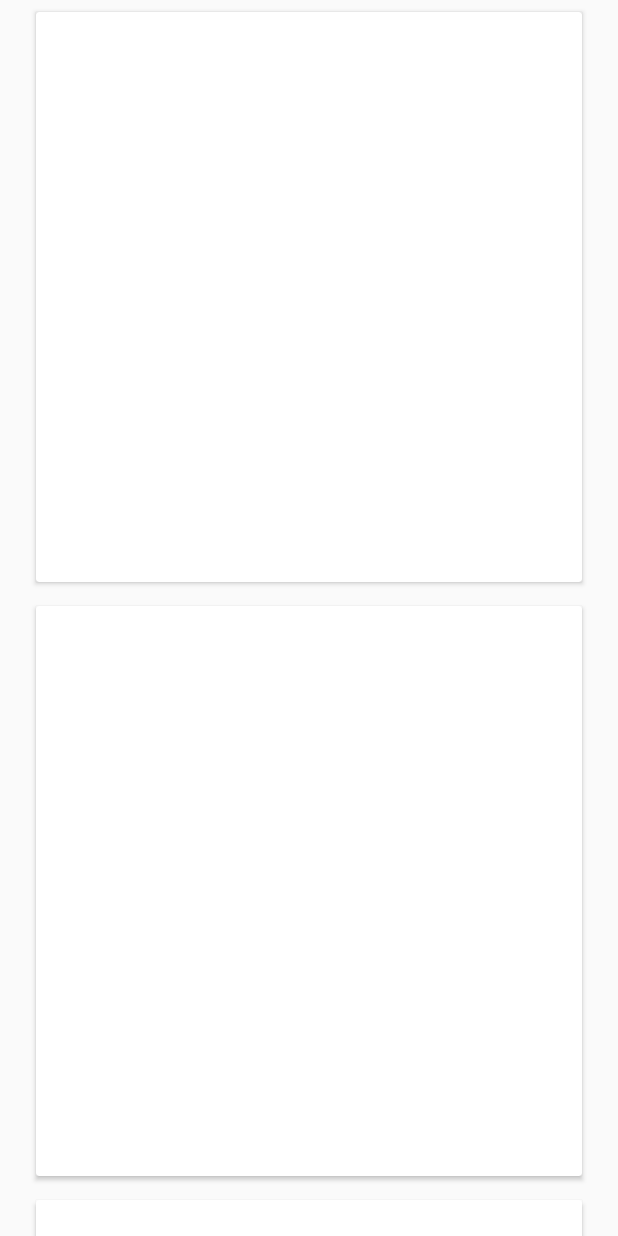
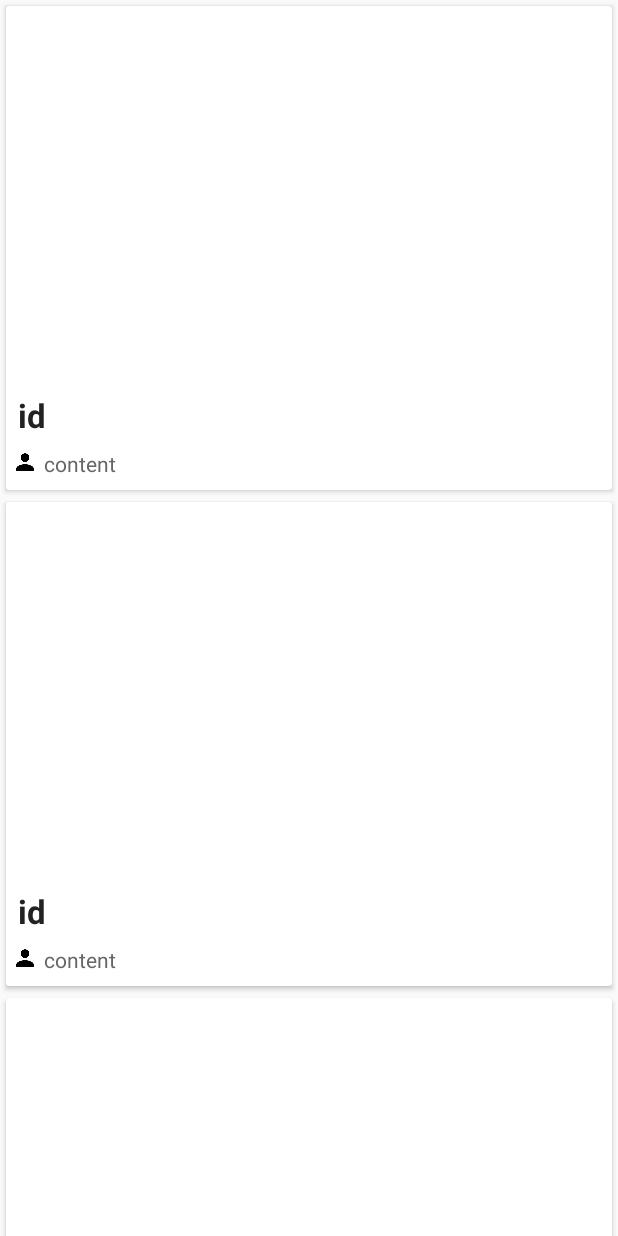
Before and after one commit to LudwigSlotte/reddit-picture-reader, an Android app: the layout fragment_picture_list.xml on its own in the app's theme, with its tools: preview values and no code run, on a phone screen of 412 x 824 dp. Run offline under Robolectric (Android 15) with nearby library versions, the phone set to English and light mode, and no system bars.

Commit message:
Picture feed: Added some error-handling, and improved the design of picture feed.

```diff
--- a/RedditPictureReader/app/src/main/java/se/slotte/ludwig/redditpicturereader/picture_feed/data/service/FetchAllDataService.java
+++ b/RedditPictureReader/app/src/main/java/se/slotte/ludwig/redditpicturereader/picture_feed/data/service/FetchAllDataService.java
@@ -6,7 +6,7 @@ import se.slotte.ludwig.redditpicturereader.picture_feed.data.model.Pics;
 
 public interface FetchAllDataService {
 
-    @GET("/r/pics.json?limit=4")
+    @GET("/r/pics.json?limit=40")
     Observable<Pics> getPicturesFromApi();
 
 }
--- a/RedditPictureReader/app/src/main/res/layout/fragment_picture_item.xml
+++ b/RedditPictureReader/app/src/main/res/layout/fragment_picture_item.xml
@@ -2,10 +2,11 @@
 <android.support.v7.widget.CardView xmlns:android="http://schemas.android.com/apk/res/android"
     android:id="@+id/card_view"
     android:layout_width="match_parent"
-    android:layout_height="380dp"
-    android:layout_margin="8dp">
+    android:layout_height="wrap_content"
+    android:layout_margin="4dp">
 
     <RelativeLayout
+        android:id="@+id/item_layout"
         android:layout_width="match_parent"
         android:layout_height="match_parent">
 
@@ -23,20 +24,37 @@
             android:layout_height="wrap_content"
             android:layout_below="@+id/thumbnail"
             android:maxLines="3"
+            android:text="id"
             android:padding="8dp"
             android:textColor="#222"
             android:textStyle="bold"
             android:textSize="22dp" />
 
+        <ImageView
+            android:layout_width="25dp"
+            android:layout_height="25dp"
+            android:src="@drawable/ic_person_black_24dp"
+            android:layout_below="@id/id"
+            android:layout_alignStart="@id/id"
+            android:paddingBottom="8dp"
+            android:id="@+id/user_icon"
+            android:layout_alignParentLeft="true"
+            android:layout_alignParentStart="true"
+            android:layout_alignLeft="@id/id" />
         <TextView
             android:layout_width="wrap_content"
             android:layout_height="wrap_content"
             android:layout_below="@+id/id"
             android:maxLines="3"
-            android:padding="8dp"
+            android:layout_toRightOf="@id/user_icon"
+            android:text="content"
+            android:paddingBottom="8dp"
             android:id="@+id/content"
             android:textColor="#666"
             android:textSize="14dp" />
 
+
+
+
     </RelativeLayout>
 </android.support.v7.widget.CardView>
--- a/RedditPictureReader/app/src/main/res/layout/fragment_picture_list.xml
+++ b/RedditPictureReader/app/src/main/res/layout/fragment_picture_list.xml
@@ -6,8 +6,6 @@
     android:name="se.slotte.ludwig.redditpicturereader.picture_feed.PictureFragment"
     android:layout_width="match_parent"
     android:layout_height="match_parent"
-    android:layout_marginLeft="16dp"
-    android:layout_marginRight="16dp"
     app:layoutManager="LinearLayoutManager"
     tools:context="se.slotte.ludwig.redditpicturereader.picture_feed.PictureFragment"
     tools:listitem="@layout/fragment_picture_item" />
--- a/RedditPictureReader/app/src/main/res/values/strings.xml
+++ b/RedditPictureReader/app/src/main/res/values/strings.xml
@@ -96,4 +96,5 @@
         "For example, position the FAB to one side of stream of a cards so the FAB won’t interfere "
         "when a user tries to pick up one of cards.\n\n"
     </string>
+    <string name="reddit_self_tag">self</string>
 </resources>
--- a/RedditPictureReader/build.gradle
+++ b/RedditPictureReader/build.gradle
@@ -3,10 +3,13 @@
 buildscript {
     repositories {
         jcenter()
+        maven { url "https://jitpack.io" }
+        maven {url "https://clojars.org/repo/"}
     }
     dependencies {
         classpath 'com.android.tools.build:gradle:2.2.0-rc2'
         classpath 'com.neenbedankt.gradle.plugins:android-apt:1.8'
+
         // NOTE: Do not place your application dependencies here; they belong
         // in the individual module build.gradle files
     }
```
Also changed, not shown: RedditPictureReader/app/build.gradle (+9 -1 lines), RedditPictureReader/app/src/main/java/se/slotte/ludwig/redditpicturereader/MainActivity.java (+18 -5 lines), RedditPictureReader/app/src/main/java/se/slotte/ludwig/redditpicturereader/picture_feed/MyPictureRecyclerViewAdapter.java (+11 -2 lines), RedditPictureReader/app/src/main/java/se/slotte/ludwig/redditpicturereader/picture_feed/PictureFragment.java (+43 -29 lines), RedditPictureReader/app/src/main/java/se/slotte/ludwig/redditpicturereader/picture_feed/helper/StatefulRecyclerView.java (added, +65 -0 lines), RedditPictureReader/app/src/main/res/drawable/ic_error_no_image_24dp.xml (added, +9 -0 lines), RedditPictureReader/app/src/main/res/layout/content_main.xml (+1 -8 lines).
